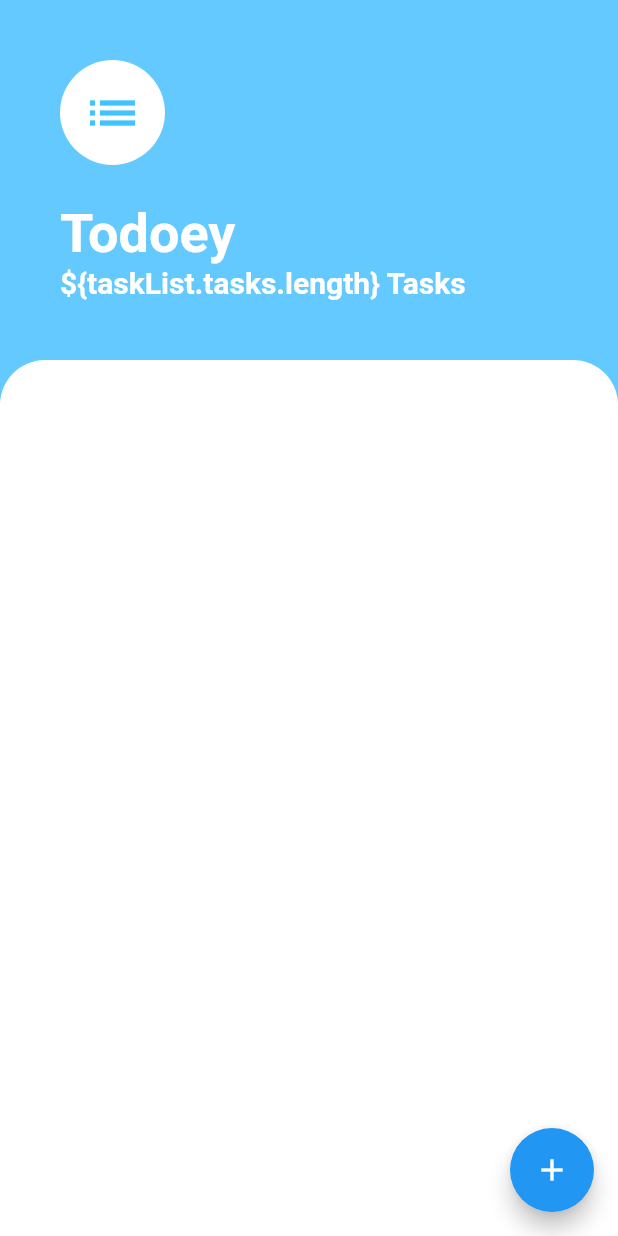
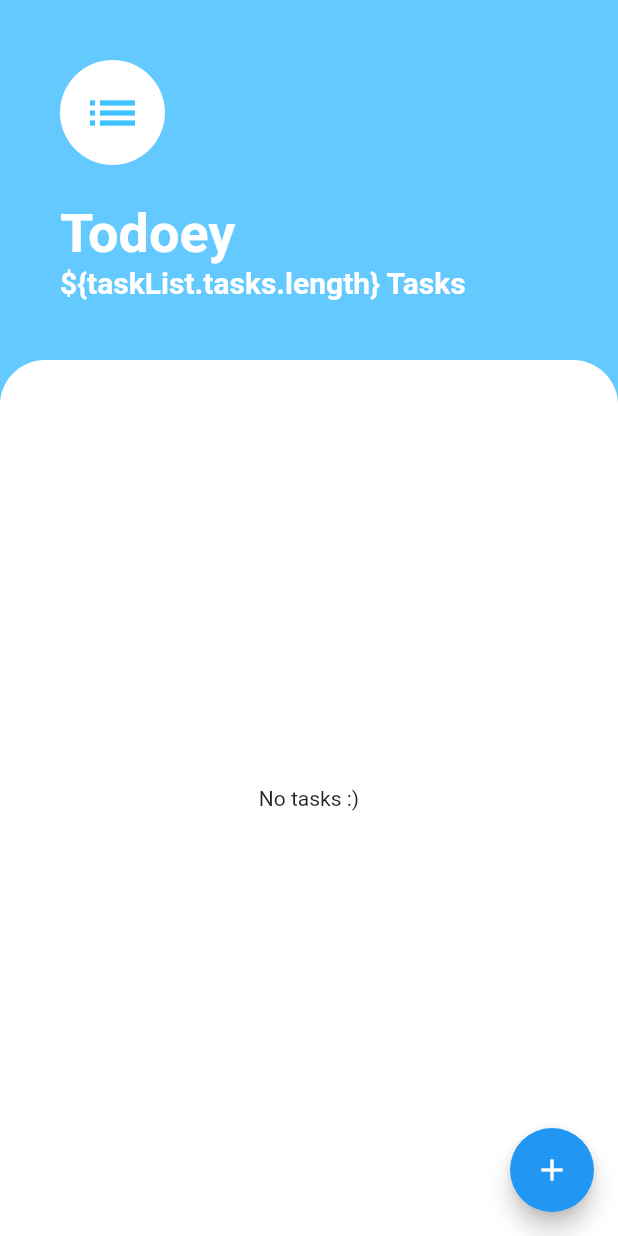
Before and after one commit to Weny-murat/todoey, a Flutter app: the screen it shows after launch, on a phone screen of 412 x 824 dp. Run offline on Flutter 3.47's test engine with Material 2 defaults, Android fonts, the phone set to English and light mode, and no system bars; our stand-ins replace dartz, equatable, flutter_bloc, get_it, shared_preferences.

Commit message:
update task_list

```diff
--- a/lib/features/task/presentation/screens/task_screen.dart
+++ b/lib/features/task/presentation/screens/task_screen.dart
@@ -80,7 +80,7 @@ class TaskScreen extends StatelessWidget {
                 ),
                 child: Padding(
                   padding: EdgeInsets.symmetric(horizontal: 25, vertical: 5),
-                  child: TaskListView([]),
+                  child: TaskListView(),
                 ),
               ),
             ),
--- a/lib/features/task/presentation/widgets/task_list.dart
+++ b/lib/features/task/presentation/widgets/task_list.dart
@@ -1,23 +1,43 @@
 import 'package:flutter/material.dart';
+import 'package:flutter_bloc/flutter_bloc.dart';
 import 'package:todoey/features/task/domain/entities/task.dart';
+import 'package:todoey/features/task/presentation/bloc/events.dart';
+import 'package:todoey/features/task/presentation/bloc/states.dart';
+import 'package:todoey/features/task/presentation/bloc/task_bloc.dart';
 import 'package:todoey/features/task/presentation/widgets/task_tile.dart';
 
 class TaskListView extends StatelessWidget {
-  final List<TodoTask> tasks;
-  TaskListView(this.tasks);
+  TaskListView();
 
   @override
   Widget build(BuildContext context) {
-    return ListView.builder(
+    return Center(
+      child:
+          BlocBuilder<TaskBloc, TodoTaskListState>(builder: (context, state) {
+        if (state is TasksInitialState) {
+          context.read<TaskBloc>().add(LoadTasks());
+          return Text('Welcome to Todoey! ');
+        } else if (state is TasksLoading) {
+          return CircularProgressIndicator();
+        } else if (state is TasksNotLoaded) {
+          return Text("Ops! Can't load tasks.");
+        } else if (state is TasksLoaded) {
+          return (state.tasks.length > 0)
+              ? ListView.builder(
                   itemBuilder: (context, index) {
                     return TaskTile(
-          task: tasks[index],
+                      task: state.tasks[index],
                       checkboxCallBack: (bool checkboxState) {
                         //
                       },
                     );
                   },
-      itemCount: tasks.length,
+                  itemCount: state.tasks.length,
+                )
+              : Text('No tasks :)');
+        }
+        return Text('Unknown State!');
+      }),
     );
   }
 }
```
Lines whose indentation alone changed are shown as unchanged.
